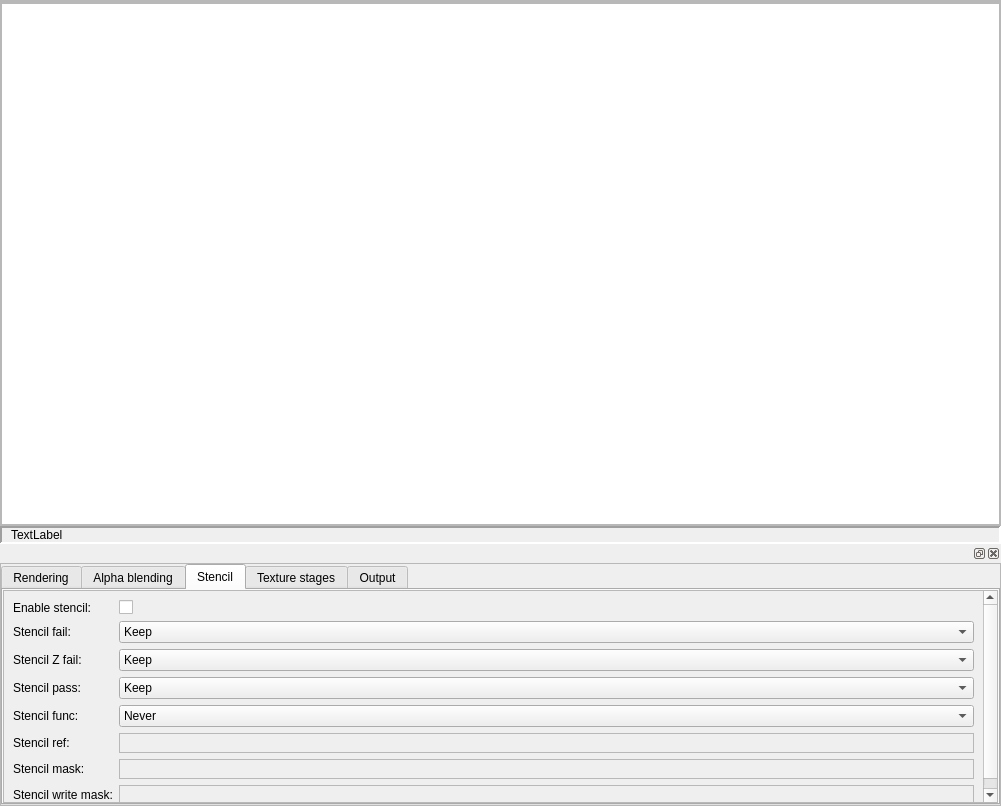
Above: Code/Editor/TamyEditor/pixelshadereditor.ui from cccZone/tamy before the change. Below: the same form after it.
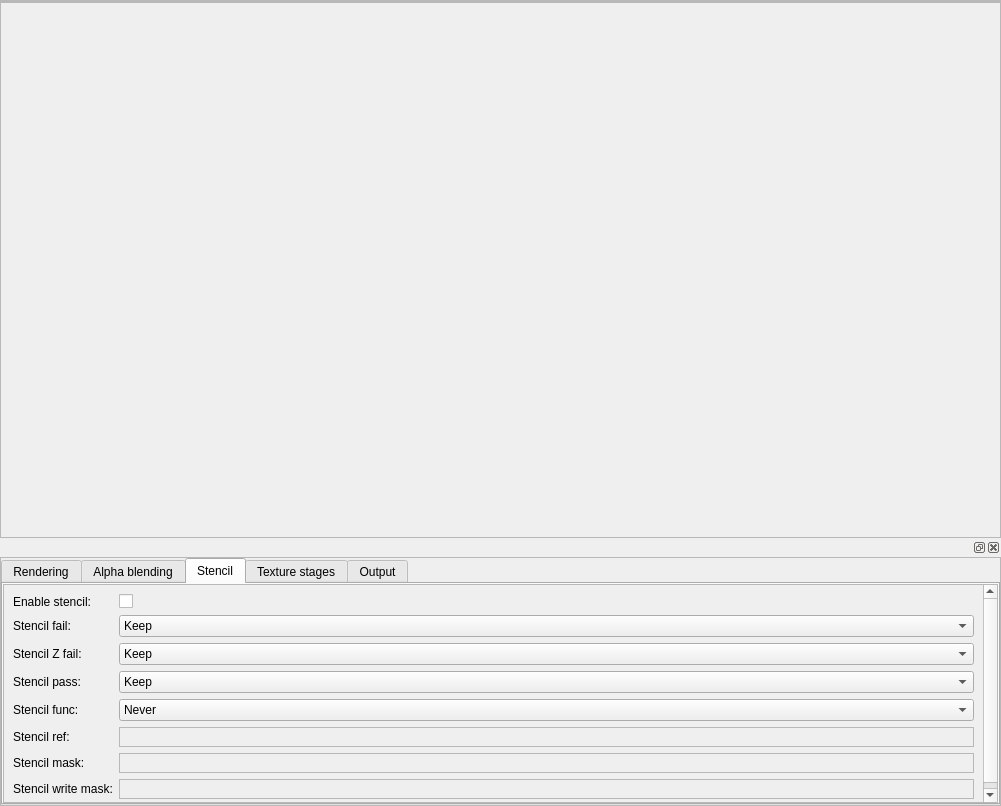
That is the form after the change.

Commit message: - text editor widget that shows lines, highlights words occurances etc. - extracting shadow planes in cascaded shadow projection shader and using it to calculate which areas are shaded

```diff
--- a/Code/Editor/TamyEditor/pixelshadereditor.ui
+++ b/Code/Editor/TamyEditor/pixelshadereditor.ui
@@ -13,7 +13,7 @@
   <property name="windowTitle">
    <string>Form</string>
   </property>
-  <layout class="QVBoxLayout" name="verticalLayout_2" stretch="0,2,0,1">
+  <layout class="QVBoxLayout" name="verticalLayout_2" stretch="0,2,1">
    <property name="spacing">
     <number>0</number>
    </property>
@@ -46,120 +46,13 @@
      <property name="frameShadow">
       <enum>QFrame::Raised</enum>
      </property>
-     <layout class="QHBoxLayout" name="horizontalLayout_3" stretch="2">
+     <layout class="QHBoxLayout" name="horizontalLayout_3">
       <property name="spacing">
        <number>0</number>
       </property>
       <property name="margin">
        <number>0</number>
       </property>
-      <item>
-       <widget class="QTextEdit" name="scriptEditor"/>
-      </item>
-     </layout>
-    </widget>
-   </item>
-   <item>
-    <widget class="QFrame" name="statusBarFrame">
-     <property name="frameShape">
-      <enum>QFrame::Panel</enum>
-     </property>
-     <property name="frameShadow">
-      <enum>QFrame::Sunken</enum>
-     </property>
-     <property name="lineWidth">
-      <number>2</number>
-     </property>
-     <property name="midLineWidth">
-      <number>1</number>
-     </property>
-     <layout class="QHBoxLayout" name="horizontalLayout_4">
-      <property name="spacing">
-       <number>0</number>
-      </property>
-      <property name="leftMargin">
-       <number>9</number>
-      </property>
-      <property name="topMargin">
-       <number>0</number>
-      </property>
-      <property name="rightMargin">
-       <number>9</number>
-      </property>
-      <property name="bottomMargin">
-       <number>0</number>
-      </property>
-      <item>
-       <widget class="QLabel" name="statusBar">
-        <property name="palette">
-         <palette>
-          <active>
-           <colorrole role="Base">
-            <brush brushstyle="SolidPattern">
-             <color alpha="255">
-              <red>255</red>
-              <green>255</green>
-              <blue>255</blue>
-             </color>
-            </brush>
-           </colorrole>
-           <colorrole role="Window">
-            <brush brushstyle="SolidPattern">
-             <color alpha="255">
-              <red>213</red>
-              <green>229</green>
-              <blue>240</blue>
-             </color>
-            </brush>
-           </colorrole>
-          </active>
-          <inactive>
-           <colorrole role="Base">
-            <brush brushstyle="SolidPattern">
-             <color alpha="255">
-              <red>255</red>
-              <green>255</green>
-              <blue>255</blue>
-             </color>
-            </brush>
-           </colorrole>
-           <colorrole role="Window">
-            <brush brushstyle="SolidPattern">
-             <color alpha="255">
-              <red>213</red>
-              <green>229</green>
-              <blue>240</blue>
-             </color>
-            </brush>
-           </colorrole>
-          </inactive>
-          <disabled>
-           <colorrole role="Base">
-            <brush brushstyle="SolidPattern">
-             <color alpha="255">
-              <red>213</red>
-              <green>229</green>
-              <blue>240</blue>
-             </color>
-            </brush>
-           </colorrole>
-           <colorrole role="Window">
-            <brush brushstyle="SolidPattern">
-             <color alpha="255">
-              <red>213</red>
-              <green>229</green>
-              <blue>240</blue>
-             </color>
-            </brush>
-           </colorrole>
-          </disabled>
-         </palette>
-        </property>
-        <property name="text">
-         <string>TextLabel</string>
-        </property>
-       </widget>
-      </item>
      </layout>
     </widget>
    </item>
@@ -190,7 +83,7 @@
             <x>0</x>
             <y>0</y>
             <width>999</width>
-            <height>238</height>
+            <height>244</height>
            </rect>
           </property>
           <layout class="QVBoxLayout" name="verticalLayout_3">
@@ -966,8 +859,8 @@
                    <rect>
                     <x>0</x>
                     <y>0</y>
-                    <width>974</width>
-                    <height>213</height>
+                    <width>991</width>
+                    <height>216</height>
                    </rect>
                   </property>
                   <layout class="QFormLayout" name="formLayout_5">
```
Left out of the diff: 2 changed lines with no effect on the pictures. The commit also changes 26 other files.
